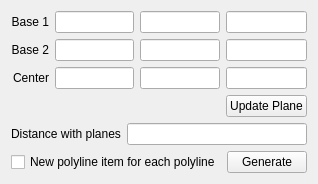
This is Polyhedron/demo/Polyhedron/Polyhedron_slicer_widget.ui in CGAL/cgal as Qt 5 draws it before an edit. The edited form follows.
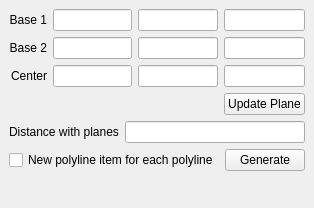
This is the edited form.

Commit message: update slicer plugin to use plugin_helper, on dock_widget close erase plane, on plane erase close dock widget

```diff
--- a/Polyhedron/demo/Polyhedron/Polyhedron_slicer_widget.ui
+++ b/Polyhedron/demo/Polyhedron/Polyhedron_slicer_widget.ui
@@ -1,20 +1,21 @@
 <?xml version="1.0" encoding="UTF-8"?>
 <ui version="4.0">
- <class>Polyhedron_slicer_widget</class>
- <widget class="QWidget" name="Polyhedron_slicer_widget">
+ <class>Polyhedron_slicer</class>
+ <widget class="QDockWidget" name="Polyhedron_slicer">
   <property name="geometry">
    <rect>
     <x>0</x>
     <y>0</y>
-    <width>295</width>
-    <height>180</height>
+    <width>289</width>
+    <height>208</height>
    </rect>
   </property>
   <property name="windowTitle">
    <string>Form</string>
   </property>
-  <layout class="QGridLayout" name="gridLayout">
-   <item row="0" column="0">
+  <widget class="QWidget" name="dockWidgetContents">
+   <layout class="QVBoxLayout" name="verticalLayout">
+    <item>
     <layout class="QGridLayout">
      <item row="1" column="1">
       <widget class="QLineEdit" name="Base_2_x"/>
@@ -82,7 +83,7 @@
      </item>
     </layout>
    </item>
-   <item row="1" column="0">
+    <item>
     <layout class="QHBoxLayout" name="horizontalLayout">
      <item>
       <widget class="QLabel" name="Distance_with_planes_label">
@@ -96,8 +97,8 @@
      </item>
     </layout>
    </item>
-   <item row="3" column="0">
-    <layout class="QHBoxLayout">
+    <item>
+     <layout class="QHBoxLayout" name="_2">
      <item>
       <widget class="QCheckBox" name="newPolylineItemCheckBox">
        <property name="text">
@@ -114,7 +115,21 @@
      </item>
     </layout>
    </item>
-  </layout>
+    <item>
+     <spacer name="verticalSpacer">
+      <property name="orientation">
+       <enum>Qt::Vertical</enum>
+      </property>
+      <property name="sizeHint" stdset="0">
+       <size>
+        <width>20</width>
+        <height>40</height>
+       </size>
+      </property>
+     </spacer>
+    </item>
+   </layout>
+  </widget>
  </widget>
  <resources/>
  <connections/>
```
Left out of the diff: 2 changed lines with no effect on the pictures. Lines whose indentation alone changed are shown as unchanged. The commit also changes 1 other file.
